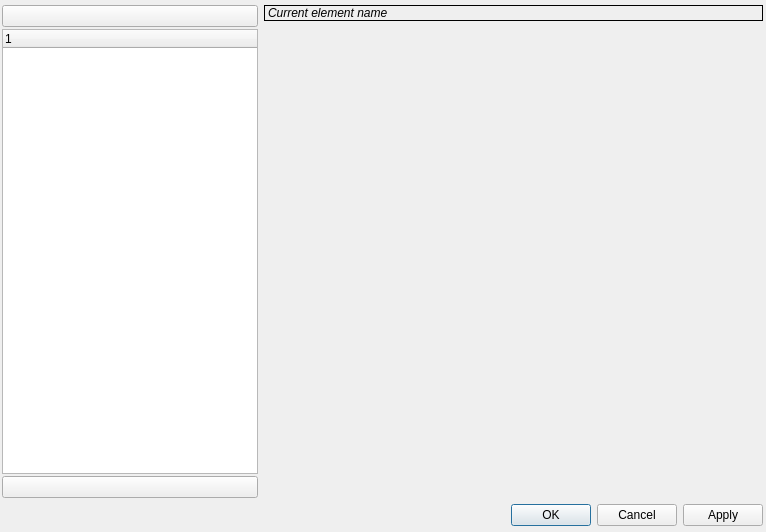
This is trunk/src/ui/propertiesdialog.ui in canorusmusic/canorus as Qt 5 draws it before an edit. The edited form follows.
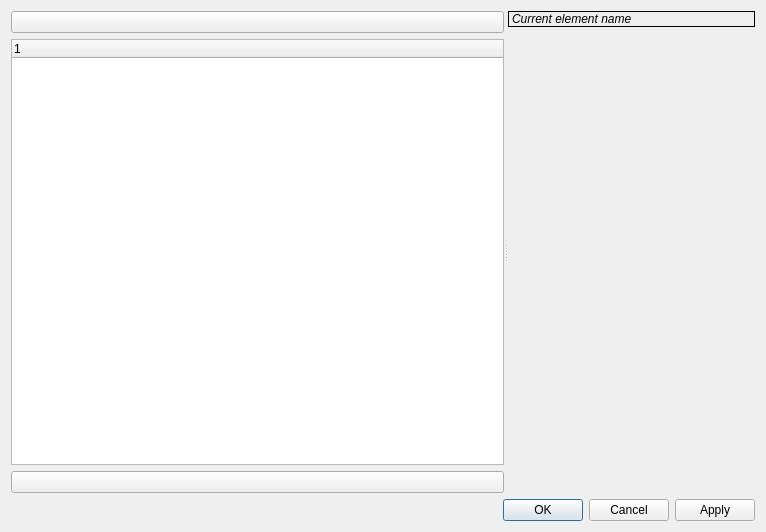
This is the edited form. Icons and pictures are not drawn.

Commit message: Added Canorus specific names of const properties for actions Use QAction in place of CASingleAction for now Add property for conflicts (conflict type) Show description tool types in table widget Improve layout of properties dialog

Patch:
```diff
--- a/trunk/src/ui/propertiesdialog.ui
+++ b/trunk/src/ui/propertiesdialog.ui
@@ -12,26 +12,20 @@
   <property name="windowTitle" >
    <string>Properties</string>
   </property>
-  <widget class="QWidget" name="layoutWidget" >
-   <property name="geometry" >
-    <rect>
-     <x>2</x>
-     <y>5</y>
-     <width>761</width>
-     <height>521</height>
-    </rect>
-   </property>
-   <layout class="QVBoxLayout" >
-    <item>
-     <layout class="QHBoxLayout" >
-      <item>
-       <layout class="QVBoxLayout" >
-        <property name="spacing" >
-         <number>2</number>
+  <layout class="QGridLayout" name="gridLayout">
+   <item row="0" column="0">
+    <widget class="QSplitter" name="splitter">
+     <property name="orientation">
+      <enum>Qt::Horizontal</enum>
+     </property>
+     <widget class="QWidget" name="">
+      <layout class="QVBoxLayout">
+       <property name="spacing">
+        <number>6</number>
         </property>
         <item>
-         <widget class="QPushButton" name="uiUp" >
-          <property name="toolTip" >
+        <widget class="QPushButton" name="uiUp">
+         <property name="toolTip">
            <string>Move up</string>
           </property>
           <property name="icon" >
@@ -40,9 +34,9 @@
          </widget>
         </item>
         <item>
-         <widget class="QTreeWidget" name="uiDocumentTree" >
-          <property name="sizePolicy" >
-           <sizepolicy vsizetype="Expanding" hsizetype="Preferred" >
+        <widget class="QTreeWidget" name="uiDocumentTree">
+         <property name="sizePolicy">
+          <sizepolicy hsizetype="Preferred" vsizetype="Expanding">
             <horstretch>0</horstretch>
             <verstretch>0</verstretch>
            </sizepolicy>
@@ -58,8 +52,8 @@
          </widget>
         </item>
         <item>
-         <widget class="QPushButton" name="uiDown" >
-          <property name="toolTip" >
+        <widget class="QPushButton" name="uiDown">
+         <property name="toolTip">
            <string>Move down</string>
           </property>
           <property name="icon" >
@@ -68,12 +62,15 @@
          </widget>
         </item>
        </layout>
-      </item>
+     </widget>
+     <widget class="QWidget" name="">
+      <layout class="QVBoxLayout">
+       <property name="spacing">
+        <number>2</number>
+       </property>
       <item>
-       <layout class="QVBoxLayout" >
-        <item>
-         <widget class="QLabel" name="uiElementName" >
-          <property name="maximumSize" >
+        <widget class="QLabel" name="uiElementName">
+         <property name="maximumSize">
            <size>
             <width>16777215</width>
             <height>25</height>
@@ -98,9 +95,9 @@
          </widget>
         </item>
         <item>
-         <widget class="QStackedWidget" name="uiPropertiesWidget" >
-          <property name="sizePolicy" >
-           <sizepolicy vsizetype="Preferred" hsizetype="Expanding" >
+        <widget class="QStackedWidget" name="uiPropertiesWidget">
+         <property name="sizePolicy">
+          <sizepolicy hsizetype="Expanding" vsizetype="Preferred">
             <horstretch>0</horstretch>
             <verstretch>0</verstretch>
            </sizepolicy>
@@ -108,21 +105,20 @@
          </widget>
         </item>
        </layout>
-      </item>
-     </layout>
-    </item>
-    <item>
-     <widget class="QDialogButtonBox" name="uiButtonBox" >
-      <property name="orientation" >
+     </widget>
+    </widget>
+   </item>
+   <item row="1" column="0">
+    <widget class="QDialogButtonBox" name="uiButtonBox">
+     <property name="orientation">
        <enum>Qt::Horizontal</enum>
       </property>
-      <property name="standardButtons" >
-       <set>QDialogButtonBox::Apply|QDialogButtonBox::Cancel|QDialogButtonBox::NoButton|QDialogButtonBox::Ok</set>
+     <property name="standardButtons">
+      <set>QDialogButtonBox::Apply|QDialogButtonBox::Cancel|QDialogButtonBox::Ok</set>
       </property>
      </widget>
     </item>
    </layout>
-  </widget>
  </widget>
  <resources/>
  <connections>
```
Left out of the diff: 39 changed lines with no effect on the pictures. Lines whose indentation alone changed are shown as unchanged. The commit also changes 6 other files.
